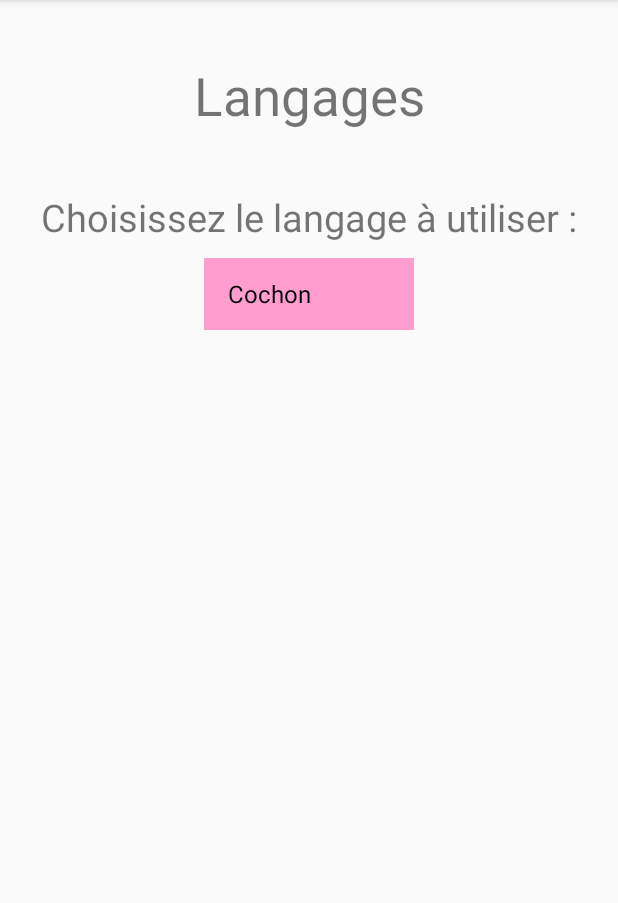
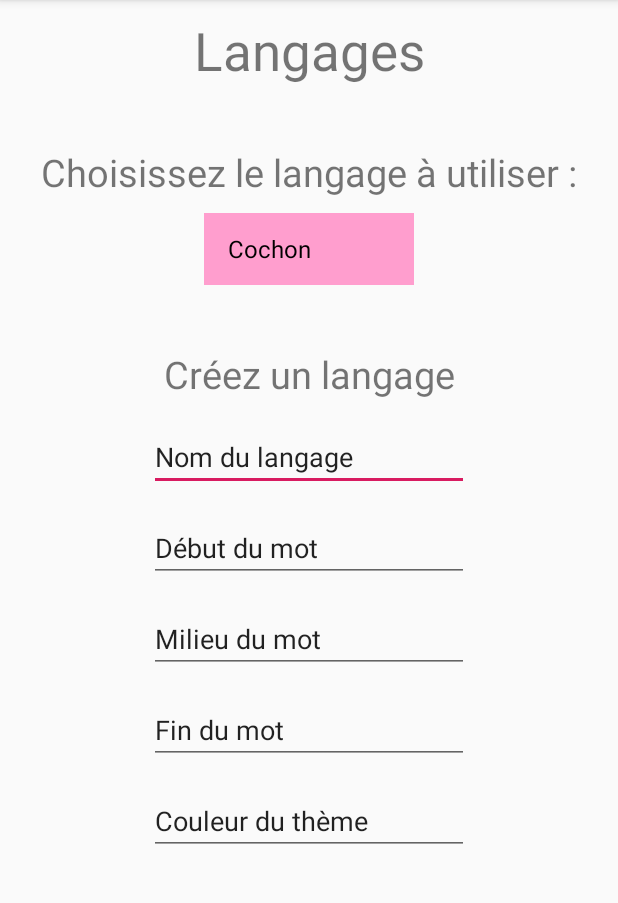
Before and after one commit to PinsardF/Gruiker, an Android app: the screen it shows after launch (MainActivity), in the side drawer, after a tap on "Langages", on a phone screen of 412 x 824 dp, the part 84-987 px from its top. Run offline under Robolectric (Android 15) with nearby library versions, the phone set to English and light mode, and no system bars.

Commit message:
Languages layout : language form Next objective : settings layer

```diff
--- a/app/src/main/res/layout/fragment_languages.xml
+++ b/app/src/main/res/layout/fragment_languages.xml
@@ -1,6 +1,7 @@
 <?xml version="1.0" encoding="utf-8"?>
 <androidx.constraintlayout.widget.ConstraintLayout xmlns:android="http://schemas.android.com/apk/res/android"
     xmlns:app="http://schemas.android.com/apk/res-auto"
+    xmlns:tools="http://schemas.android.com/tools"
     android:layout_width="match_parent"
     android:layout_height="match_parent">
 
@@ -9,7 +10,7 @@
         android:layout_width="match_parent"
         android:layout_height="wrap_content"
         android:layout_marginStart="8dp"
-        android:layout_marginTop="40dp"
+        android:layout_marginTop="10dp"
         android:layout_marginEnd="8dp"
         android:text="Langages"
         android:textAlignment="center"
@@ -29,6 +30,17 @@
         app:layout_constraintStart_toStartOf="parent"
         app:layout_constraintTop_toBottomOf="@+id/textView_languages" />
 
+    <TextView
+        android:id="@+id/textView_create_language"
+        android:layout_width="wrap_content"
+        android:layout_height="wrap_content"
+        android:layout_marginTop="100dp"
+        android:text="Créez un langage"
+        android:textSize="25sp"
+        app:layout_constraintEnd_toEndOf="parent"
+        app:layout_constraintStart_toStartOf="parent"
+        app:layout_constraintTop_toBottomOf="@+id/textView_choose_language" />
+
     <Spinner
         android:id="@+id/languages_selector"
         android:layout_width="140sp"
@@ -38,4 +50,64 @@
         app:layout_constraintStart_toStartOf="parent"
         app:layout_constraintTop_toBottomOf="@+id/textView_choose_language" />
 
+    <EditText
+        android:id="@+id/editText_languagename"
+        android:layout_width="wrap_content"
+        android:layout_height="wrap_content"
+        android:layout_marginTop="15dp"
+        android:ems="10"
+        android:inputType="textPersonName"
+        android:text="Nom du langage"
+        app:layout_constraintEnd_toEndOf="parent"
+        app:layout_constraintStart_toStartOf="parent"
+        app:layout_constraintTop_toBottomOf="@+id/textView_create_language" />
+
+    <EditText
+        android:id="@+id/editText_languagebeginning"
+        android:layout_width="wrap_content"
+        android:layout_height="wrap_content"
+        android:layout_marginTop="15dp"
+        android:ems="10"
+        android:inputType="textPersonName"
+        android:text="Début du mot"
+        app:layout_constraintEnd_toEndOf="parent"
+        app:layout_constraintStart_toStartOf="parent"
+        app:layout_constraintTop_toBottomOf="@+id/editText_languagename" />
+
+    <EditText
+        android:id="@+id/editText_languagemiddle"
+        android:layout_width="wrap_content"
+        android:layout_height="wrap_content"
+        android:layout_marginTop="15dp"
+        android:ems="10"
+        android:inputType="textPersonName"
+        android:text="Milieu du mot"
+        app:layout_constraintEnd_toEndOf="parent"
+        app:layout_constraintStart_toStartOf="parent"
+        app:layout_constraintTop_toBottomOf="@+id/editText_languagebeginning" />
+
+    <EditText
+        android:id="@+id/editText_languageend"
+        android:layout_width="wrap_content"
+        android:layout_height="wrap_content"
+        android:layout_marginTop="15dp"
+        android:ems="10"
+        android:inputType="textPersonName"
+        android:text="Fin du mot"
+        app:layout_constraintEnd_toEndOf="parent"
+        app:layout_constraintStart_toStartOf="parent"
+        app:layout_constraintTop_toBottomOf="@+id/editText_languagemiddle" />
+
+    <EditText
+        android:id="@+id/editText_languagecolor"
+        android:layout_width="wrap_content"
+        android:layout_height="wrap_content"
+        android:layout_marginTop="15dp"
+        android:ems="10"
+        android:inputType="textPersonName"
+        android:text="Couleur du thème"
+        app:layout_constraintEnd_toEndOf="parent"
+        app:layout_constraintStart_toStartOf="parent"
+        app:layout_constraintTop_toBottomOf="@+id/editText_languageend" />
+
 </androidx.constraintlayout.widget.ConstraintLayout>
--- a/app/src/main/res/layout/nav_header.xml
+++ b/app/src/main/res/layout/nav_header.xml
@@ -12,7 +12,7 @@
         android:layout_marginTop="15dp"
         android:layout_marginBottom="15dp"
         android:layout_marginLeft="50dp"
-        android:background="@drawable/baseline_dashboard_black_24dp"
+        android:background="@drawable/gruiker_symbol"
         android:layout_gravity="left"/>
 
     <TextView
```
